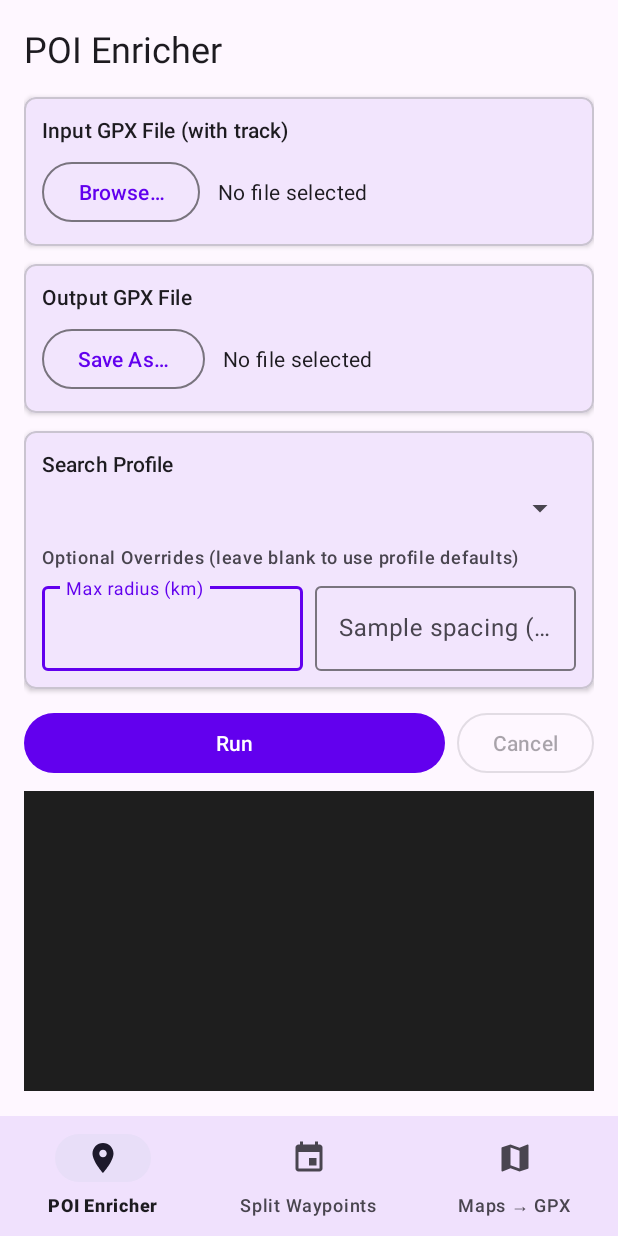
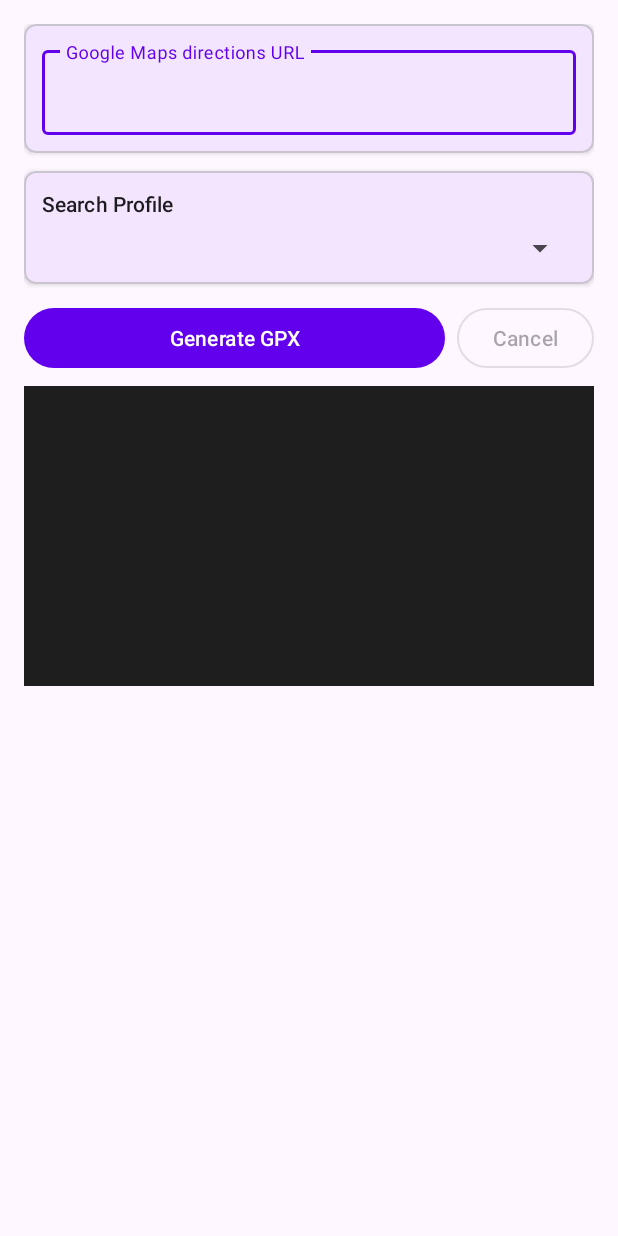
Before and after one commit to devmarkusb/gpx-poi-enricher, an Android app: the screen it shows after launch (MainActivity), on a phone screen of 412 x 824 dp. Run offline under Robolectric (Android 15) with nearby library versions, the light colour scheme and no system bars; libraries missing offline, so code that uses them is left out: com.chaquo.python; 3 statements that could not run were skipped.

Commit message:
easy mode for android also

```diff
--- a/android/app/src/main/java/com/gpxpoienricher/MainActivity.kt
+++ b/android/app/src/main/java/com/gpxpoienricher/MainActivity.kt
@@ -2,9 +2,6 @@ package com.gpxpoienricher
 
 import android.os.Bundle
 import androidx.appcompat.app.AppCompatActivity
-import androidx.navigation.fragment.NavHostFragment
-import androidx.navigation.ui.setupWithNavController
-import com.google.android.material.bottomnavigation.BottomNavigationView
 import com.gpxpoienricher.databinding.ActivityMainBinding
 
 class MainActivity : AppCompatActivity() {
@@ -15,10 +12,5 @@ class MainActivity : AppCompatActivity() {
         super.onCreate(savedInstanceState)
         binding = ActivityMainBinding.inflate(layoutInflater)
         setContentView(binding.root)
-
-        val navHostFragment = supportFragmentManager
-            .findFragmentById(R.id.nav_host_fragment) as NavHostFragment
-        val navController = navHostFragment.navController
-        binding.bottomNav.setupWithNavController(navController)
     }
 }
--- /dev/null
+++ b/android/app/src/main/java/com/gpxpoienricher/ui/easy/EasyFragment.kt
@@ -0,0 +1,80 @@
+package com.gpxpoienricher.ui.easy
+
+import android.os.Bundle
+import android.view.LayoutInflater
+import android.view.View
+import android.view.ViewGroup
+import android.widget.ArrayAdapter
+import androidx.fragment.app.Fragment
+import androidx.fragment.app.viewModels
+import com.google.android.material.snackbar.Snackbar
+import com.gpxpoienricher.databinding.FragmentEasyBinding
+
+class EasyFragment : Fragment() {
+
+    private var _binding: FragmentEasyBinding? = null
+    private val binding get() = _binding!!
+    private val vm: EasyViewModel by viewModels()
+
+    override fun onCreateView(
+        inflater: LayoutInflater,
+        container: ViewGroup?,
+        savedInstanceState: Bundle?,
+    ): View {
+        _binding = FragmentEasyBinding.inflate(inflater, container, false)
+        return binding.root
+    }
+
+    override fun onViewCreated(view: View, savedInstanceState: Bundle?) {
+        super.onViewCreated(view, savedInstanceState)
+
+        vm.profiles.observe(viewLifecycleOwner) { profiles ->
+            val adapter = ArrayAdapter(
+                requireContext(),
+                android.R.layout.simple_spinner_item,
+                profiles.map { it.description },
+            )
+            adapter.setDropDownViewResource(android.R.layout.simple_spinner_dropdown_item)
+            binding.spinnerProfile.adapter = adapter
+        }
+
+        vm.isRunning.observe(viewLifecycleOwner) { running ->
+            binding.btnGenerate.isEnabled = !running
+            binding.btnCancel.isEnabled = running
+            binding.progressBar.visibility = if (running) View.VISIBLE else View.GONE
+        }
+
+        vm.logLines.observe(viewLifecycleOwner) { lines ->
+            binding.logOutput.text = lines.joinToString("\n")
+            binding.logScroll.post { binding.logScroll.fullScroll(View.FOCUS_DOWN) }
+        }
+
+        vm.result.observe(viewLifecycleOwner) { result ->
+            if (result != null) {
+                binding.cardResults.visibility = View.VISIBLE
+                val reusedNote = if (result.trackReused) "  (reused)" else ""
+                binding.textTrackFile.text = result.trackPath + reusedNote
+                binding.textPoiFile.text = "${result.poiPath}  (${result.poiCount} POI(s))"
+            }
+        }
+
+        vm.snackbar.observe(viewLifecycleOwner) { msg ->
+            if (msg != null) {
+                Snackbar.make(binding.root, msg, Snackbar.LENGTH_LONG).show()
+                vm.clearSnackbar()
+            }
+        }
+
+        binding.btnGenerate.setOnClickListener {
+            val url = binding.editUrl.text?.toString() ?: ""
+            vm.generate(url, binding.spinnerProfile.selectedItemPosition)
+        }
+
+        binding.btnCancel.setOnClickListener { vm.cancel() }
+    }
+
+    override fun onDestroyView() {
+        super.onDestroyView()
+        _binding = null
+    }
+}
--- a/android/app/src/main/res/layout/activity_main.xml
+++ b/android/app/src/main/res/layout/activity_main.xml
@@ -1,5 +1,5 @@
 <?xml version="1.0" encoding="utf-8"?>
-<androidx.constraintlayout.widget.ConstraintLayout
+<FrameLayout
     xmlns:android="http://schemas.android.com/apk/res/android"
     xmlns:app="http://schemas.android.com/apk/res-auto"
     android:layout_width="match_parent"
@@ -8,23 +8,9 @@
     <androidx.fragment.app.FragmentContainerView
         android:id="@+id/nav_host_fragment"
         android:name="androidx.navigation.fragment.NavHostFragment"
-        android:layout_width="0dp"
-        android:layout_height="0dp"
+        android:layout_width="match_parent"
+        android:layout_height="match_parent"
         app:defaultNavHost="true"
-        app:navGraph="@navigation/nav_graph"
-        app:layout_constraintTop_toTopOf="parent"
-        app:layout_constraintBottom_toTopOf="@id/bottom_nav"
-        app:layout_constraintStart_toStartOf="parent"
-        app:layout_constraintEnd_toEndOf="parent" />
+        app:navGraph="@navigation/nav_graph" />
 
-    <com.google.android.material.bottomnavigation.BottomNavigationView
-        android:id="@+id/bottom_nav"
-        android:layout_width="0dp"
-        android:layout_height="wrap_content"
-        android:background="?android:attr/windowBackground"
-        app:menu="@menu/bottom_nav_menu"
-        app:layout_constraintBottom_toBottomOf="parent"
-        app:layout_constraintStart_toStartOf="parent"
-        app:layout_constraintEnd_toEndOf="parent" />
-
-</androidx.constraintlayout.widget.ConstraintLayout>
+</FrameLayout>
--- /dev/null
+++ b/android/app/src/main/res/layout/fragment_easy.xml
@@ -0,0 +1,167 @@
+<?xml version="1.0" encoding="utf-8"?>
+<ScrollView
+    xmlns:android="http://schemas.android.com/apk/res/android"
+    xmlns:app="http://schemas.android.com/apk/res-auto"
+    android:layout_width="match_parent"
+    android:layout_height="match_parent">
+
+    <LinearLayout
+        android:layout_width="match_parent"
+        android:layout_height="wrap_content"
+        android:orientation="vertical"
+        android:padding="16dp">
+
+        <!-- URL card -->
+        <com.google.android.material.card.MaterialCardView
+            android:layout_width="match_parent"
+            android:layout_height="wrap_content"
+            android:layout_marginBottom="12dp"
+            app:cardElevation="2dp"
+            app:cardCornerRadius="8dp">
+
+            <LinearLayout
+                android:layout_width="match_parent"
+                android:layout_height="wrap_content"
+                android:orientation="vertical"
+                android:padding="12dp">
+
+                <com.google.android.material.textfield.TextInputLayout
+                    android:layout_width="match_parent"
+                    android:layout_height="wrap_content"
+                    android:hint="@string/hint_maps_url"
+                    style="@style/Widget.Material3.TextInputLayout.OutlinedBox">
+
+                    <com.google.android.material.textfield.TextInputEditText
+                        android:id="@+id/edit_url"
+                        android:layout_width="match_parent"
+                        android:layout_height="wrap_content"
+                        android:inputType="textUri"
+                        android:lines="2"
+                        android:maxLines="4" />
+                </com.google.android.material.textfield.TextInputLayout>
+            </LinearLayout>
+        </com.google.android.material.card.MaterialCardView>
+
+        <!-- Profile card -->
+        <com.google.android.material.card.MaterialCardView
+            android:layout_width="match_parent"
+            android:layout_height="wrap_content"
+            android:layout_marginBottom="12dp"
+            app:cardElevation="2dp"
+            app:cardCornerRadius="8dp">
+
+            <LinearLayout
+                android:layout_width="match_parent"
+                android:layout_height="wrap_content"
+                android:orientation="vertical"
+                android:padding="12dp">
+
+                <TextView
+                    android:layout_width="match_parent"
+                    android:layout_height="wrap_content"
+                    android:text="@string/label_profile"
+                    android:textAppearance="?attr/textAppearanceLabelLarge"
+                    android:layout_marginBottom="8dp" />
+
+                <Spinner
+                    android:id="@+id/spinner_profile"
+                    android:layout_width="match_parent"
+                    android:layout_height="wrap_content" />
+            </LinearLayout>
+        </com.google.android.material.card.MaterialCardView>
+
+        <!-- Action row -->
+        <LinearLayout
+            android:layout_width="match_parent"
+            android:layout_height="wrap_content"
+            android:orientation="horizontal"
+            android:gravity="center_vertical"
+            android:layout_marginBottom="8dp">
+
+            <com.google.android.material.button.MaterialButton
+                android:id="@+id/btn_generate"
+                android:layout_width="0dp"
+                android:layout_height="wrap_content"
+                android:layout_weight="1"
+                android:layout_marginEnd="8dp"
+                android:text="@string/btn_generate" />
+
+            <com.google.android.material.button.MaterialButton
+                android:id="@+id/btn_cancel"
+                style="@style/Widget.Material3.Button.OutlinedButton"
+                android:layout_width="wrap_content"
+                android:layout_height="wrap_content"
+                android:text="@string/btn_cancel"
+                android:enabled="false" />
+        </LinearLayout>
+
+        <ProgressBar
+            android:id="@+id/progress_bar"
+            android:layout_width="match_parent"
+            android:layout_height="wrap_content"
+            android:visibility="gone"
+            style="?android:attr/progressBarStyleHorizontal"
+            android:indeterminate="true"
+            android:layout_marginBottom="8dp" />
+
+        <!-- Log -->
+        <ScrollView
+            android:id="@+id/log_scroll"
+            android:layout_width="match_parent"
+            android:layout_height="200dp"
+            android:background="@color/log_background"
+            android:padding="8dp"
+            android:layout_marginBottom="12dp">
+
+            <TextView
+                android:id="@+id/log_output"
+                android:layout_width="match_parent"
+                android:layout_height="wrap_content"
+                android:fontFamily="monospace"
+                android:textSize="12sp"
+                android:textColor="@color/log_text" />
+        </ScrollView>
+
+        <!-- Results card (hidden until generation completes) -->
+        <com.google.android.material.card.MaterialCardView
+            android:id="@+id/card_results"
+            android:layout_width="match_parent"
+            android:layout_height="wrap_content"
+            android:visibility="gone"
+            app:cardElevation="2dp"
+            app:cardCornerRadius="8dp">
+
+            <LinearLayout
+                android:layout_width="match_parent"
+                android:layout_height="wrap_content"
+                android:orientation="vertical"
+                android:padding="12dp">
+
+                <TextView
+                    android:layout_width="match_parent"
+                    android:layout_height="wrap_content"
+                    android:text="@string/label_generated_files"
+                    android:textAppearance="?attr/textAppearanceLabelLarge"
+                    android:layout_marginBottom="8dp" />
+
+                <TextView
+                    android:id="@+id/text_track_file"
+                    android:layout_width="match_parent"
+                    android:layout_height="wrap_content"
+                    android:fontFamily="monospace"
+                    android:textSize="11sp"
+                    android:textIsSelectable="true"
+                    android:layout_marginBottom="4dp" />
+
+                <TextView
+                    android:id="@+id/text_poi_file"
+                    android:layout_width="match_parent"
+                    android:layout_height="wrap_content"
+                    android:fontFamily="monospace"
+                    android:textSize="11sp"
+                    android:textIsSelectable="true" />
+            </LinearLayout>
+        </com.google.android.material.card.MaterialCardView>
+
+    </LinearLayout>
+</ScrollView>
--- a/android/app/src/main/res/navigation/nav_graph.xml
+++ b/android/app/src/main/res/navigation/nav_graph.xml
@@ -3,7 +3,12 @@
     xmlns:android="http://schemas.android.com/apk/res/android"
     xmlns:app="http://schemas.android.com/apk/res-auto"
     android:id="@+id/nav_graph"
-    app:startDestination="@id/nav_enricher">
+    app:startDestination="@id/nav_easy">
+
+    <fragment
+        android:id="@+id/nav_easy"
+        android:name="com.gpxpoienricher.ui.easy.EasyFragment"
+        android:label="@string/app_name" />
 
     <fragment
         android:id="@+id/nav_enricher"
--- a/android/app/src/main/res/values/strings.xml
+++ b/android/app/src/main/res/values/strings.xml
@@ -21,6 +21,10 @@
     <string name="hint_maps_url">Google Maps directions URL</string>
     <string name="hint_track_name">Track name in GPX</string>
 
+    <!-- Easy mode -->
+    <string name="btn_generate">Generate GPX</string>
+    <string name="label_generated_files">Generated files</string>
+
     <!-- Buttons -->
     <string name="btn_browse">Browse…</string>
     <string name="btn_save_as">Save As…</string>
```
Also changed, not shown: android/app/src/main/java/com/gpxpoienricher/ui/easy/EasyViewModel.kt (added, +124 -0 lines), 1 other file.
